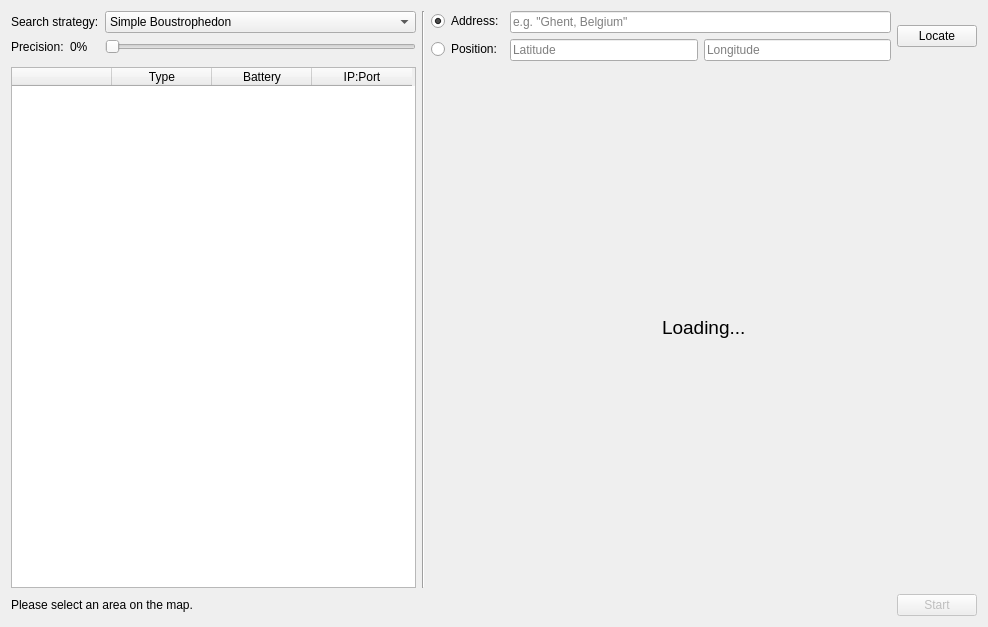
The window that src/ui/configwidget.ui (jspngh/shae-workstation) describes before a commit, drawn with Qt 5.
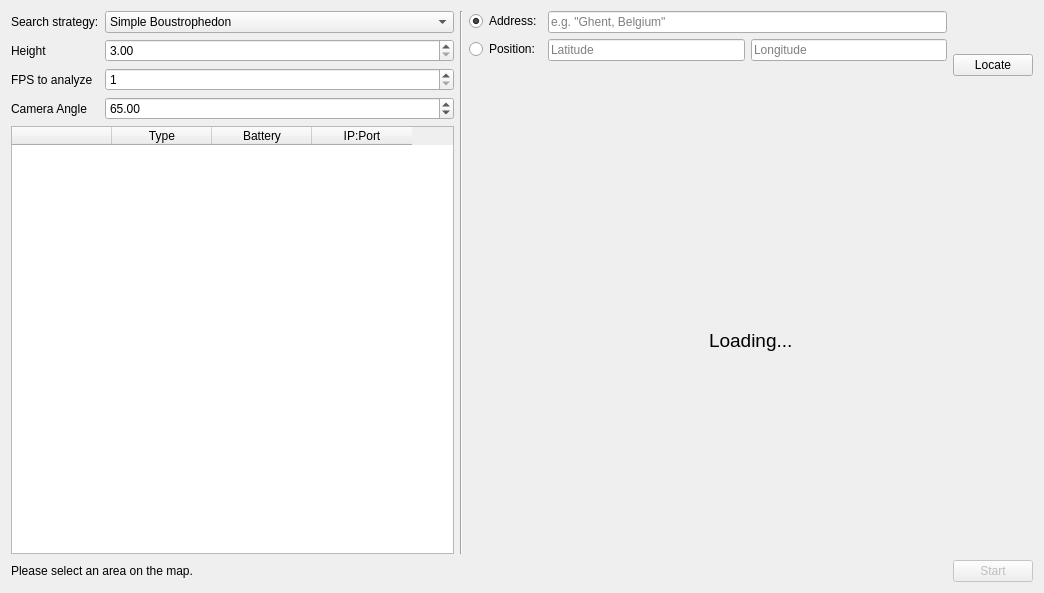
The same window after the commit.

Commit message: started config rework

```diff
--- a/src/ui/configwidget.ui
+++ b/src/ui/configwidget.ui
@@ -6,14 +6,14 @@
    <rect>
     <x>0</x>
     <y>0</y>
-    <width>988</width>
-    <height>627</height>
+    <width>1044</width>
+    <height>593</height>
    </rect>
   </property>
   <property name="windowTitle">
    <string>Form</string>
   </property>
-  <layout class="QGridLayout" name="gridLayout" rowstretch="0,1,0" columnstretch="0,0,1" columnminimumwidth="405,0,0">
+  <layout class="QGridLayout" name="gridLayout" rowstretch="0,1,0" columnstretch="0,0,0">
    <item row="0" column="0">
     <layout class="QFormLayout" name="searchParametersForm">
      <item row="1" column="0">
@@ -32,31 +32,54 @@
        </item>
       </widget>
      </item>
-     <item row="2" column="0">
-      <layout class="QHBoxLayout" name="precisionLayout">
-       <item>
-        <widget class="QLabel" name="PrecisionTextLabel">
+     <item row="4" column="0">
+      <widget class="QLabel" name="heightLabel">
          <property name="text">
-          <string>Precision:</string>
+        <string>Height</string>
          </property>
         </widget>
        </item>
-       <item>
-        <widget class="QLabel" name="PrecisionValueLabel">
+     <item row="4" column="1">
+      <widget class="QDoubleSpinBox" name="heightDoubleSpinBox">
+       <property name="minimum">
+        <double>3.000000000000000</double>
+       </property>
+       <property name="maximum">
+        <double>10.000000000000000</double>
+       </property>
+      </widget>
+     </item>
+     <item row="5" column="0">
+      <widget class="QLabel" name="fpsLabel">
          <property name="text">
-          <string>0%</string>
+        <string>FPS to analyze</string>
          </property>
         </widget>
        </item>
-      </layout>
+     <item row="5" column="1">
+      <widget class="QSpinBox" name="fpsSpinBox">
+       <property name="minimum">
+        <number>1</number>
+       </property>
+       <property name="maximum">
+        <number>5</number>
+       </property>
+      </widget>
      </item>
-     <item row="2" column="1">
-      <widget class="QSlider" name="precisionSlider">
+     <item row="6" column="0">
+      <widget class="QLabel" name="cameraAngleLabel">
+       <property name="text">
+        <string>Camera Angle</string>
+       </property>
+      </widget>
+     </item>
+     <item row="6" column="1">
+      <widget class="QDoubleSpinBox" name="cameraAngleDoubleSpinBox">
        <property name="maximum">
-         100
+        <double>90.000000000000000</double>
        </property>
-       <property name="orientation">
-        <enum>Qt::Horizontal</enum>
+       <property name="value">
+        <double>65.000000000000000</double>
        </property>
       </widget>
      </item>
@@ -180,15 +203,6 @@
     </widget>
    </item>
    <item row="1" column="2">
-    <widget class="QWidget" name="verticalLayoutWidget">
-     <property name="geometry">
-      <rect>
-       <x>0</x>
-       <y>0</y>
-       <width>611</width>
-       <height>471</height>
-      </rect>
-     </property>
      <layout class="QVBoxLayout" name="searchArea">
       <item alignment="Qt::AlignHCenter">
        <widget class="QLabel" name="searchAreaLoadingLabel">
@@ -203,7 +217,6 @@
        </widget>
       </item>
      </layout>
-    </widget>
    </item>
    <item row="0" column="1" rowspan="2">
     <widget class="Line" name="verticalSeparator">
```
Left out of the diff: 19 changed lines with no effect on the pictures. Lines whose indentation alone changed are shown as unchanged. The commit also changes 1 other file.
